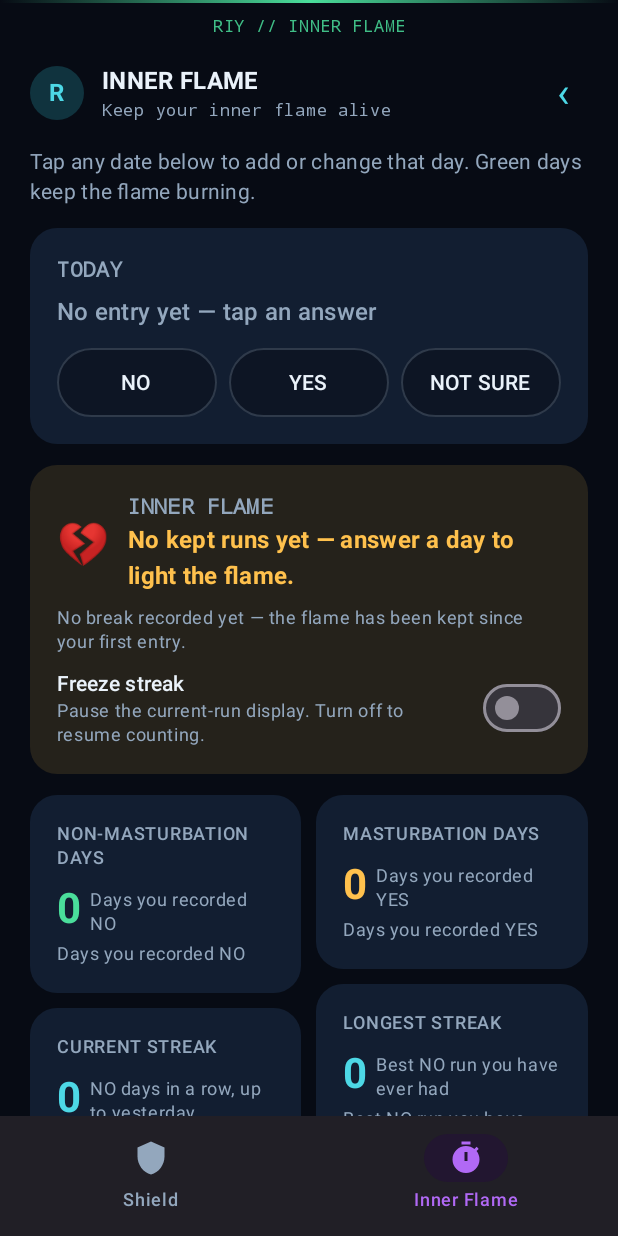
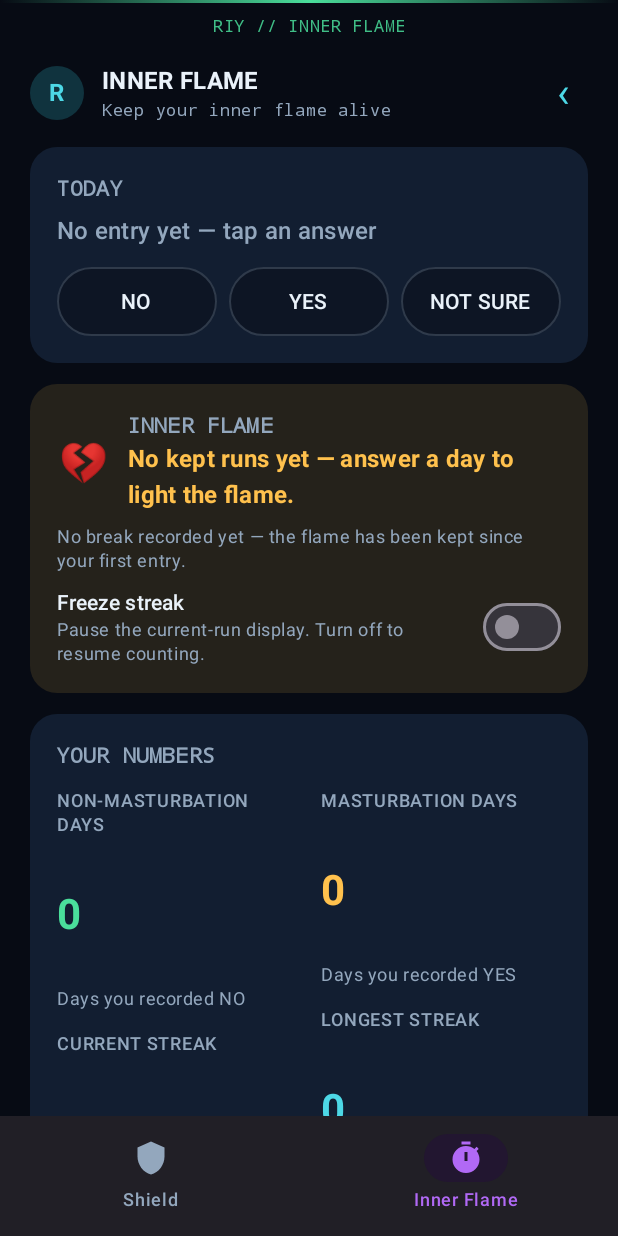
Before and after one commit to vishal507c-spec/riy, an Android app built with Jetpack Compose: the screen it shows after launch (MainActivity), item 2 of the bottom bar chosen, on a phone screen of 412 x 824 dp. Run offline under Robolectric (Android 15) with nearby library versions, the phone set to English and light mode, and no system bars; pictures from the network do not load; 2 statements that could not run were skipped.

Commit message:
v3.5.1: Inner Flame UX polish - grouped numbers card, chip insights, flame pulse, today ring

```diff
--- a/app/src/main/java/com/vishal/riy/ui/DesignSystem.kt
+++ b/app/src/main/java/com/vishal/riy/ui/DesignSystem.kt
@@ -108,14 +108,24 @@ fun StatusLine(label: String, detail: String, color: Color) {
 @Composable
 fun MetricTile(label: String, value: Int, caption: String, accent: Color) {
     SectionCard {
-        Text(text = label, style = typography.labelMedium, color = colorScheme.onSurfaceVariant)
-        Spacer(Modifier.height(8.dp))
-        Row(verticalAlignment = Alignment.Bottom) {
-            Text(text = value.toString(), style = typography.headlineMedium, fontWeight = FontWeight.Bold, color = accent)
-            Spacer(Modifier.width(6.dp))
-            Text(text = caption, style = typography.bodySmall, color = colorScheme.onSurfaceVariant)
-        }
-        Spacer(Modifier.height(4.dp))
-        Text(text = caption, style = typography.bodySmall, color = colorScheme.onSurfaceVariant)
+        MetricCell(label = label, value = value, caption = caption, accent = accent)
     }
 }
+
+/**
+ * Borderless metric cell — used inside a single grouped card so the dashboard
+ * shows four numbers as ONE calm surface instead of four competing cards.
+ */
+@Composable
+fun MetricCell(label: String, value: Int, caption: String, accent: Color) {
+    Text(text = label, style = typography.labelMedium, color = colorScheme.onSurfaceVariant)
+    Spacer(Modifier.height(6.dp))
+    Text(
+        text = value.toString(),
+        style = typography.headlineMedium,
+        fontWeight = FontWeight.Bold,
+        color = accent,
+    )
+    Spacer(Modifier.height(2.dp))
+    Text(text = caption, style = typography.bodySmall, color = colorScheme.onSurfaceVariant)
+}
--- a/app/src/main/java/com/vishal/riy/ui/TrackerScreen.kt
+++ b/app/src/main/java/com/vishal/riy/ui/TrackerScreen.kt
@@ -1,9 +1,16 @@
 package com.vishal.riy.ui
 
+import androidx.compose.animation.animateColorAsState
+import androidx.compose.animation.core.RepeatMode
+import androidx.compose.animation.core.animateFloat
+import androidx.compose.animation.core.infiniteRepeatable
+import androidx.compose.animation.core.rememberInfiniteTransition
+import androidx.compose.animation.core.tween
 import androidx.compose.foundation.Canvas
 import androidx.compose.foundation.background
 import androidx.compose.foundation.border
 import androidx.compose.foundation.clickable
+import androidx.compose.foundation.horizontalScroll
 import androidx.compose.foundation.layout.Arrangement
 import androidx.compose.foundation.layout.Box
 import androidx.compose.foundation.layout.Column
@@ -29,6 +36,7 @@ import androidx.compose.material3.Text
 import androidx.compose.material3.TextButton
 import androidx.compose.runtime.Composable
 import androidx.compose.runtime.LaunchedEffect
+import androidx.compose.runtime.getValue
 import androidx.compose.runtime.mutableStateOf
 import androidx.compose.runtime.remember
 import androidx.compose.ui.Alignment
@@ -36,6 +44,7 @@ import androidx.compose.ui.Modifier
 import androidx.compose.ui.geometry.Offset
 import androidx.compose.ui.geometry.Size
 import androidx.compose.ui.graphics.Color
+import androidx.compose.ui.graphics.graphicsLayer
 import androidx.compose.ui.res.stringResource
 import androidx.compose.ui.text.font.FontWeight
 import androidx.compose.ui.text.style.TextAlign
@@ -45,6 +54,7 @@ import com.vishal.riy.tracker.FlameSegment
 import com.vishal.riy.tracker.InsightTone
 import com.vishal.riy.tracker.TrackerCalendarDay
 import com.vishal.riy.tracker.TrackerDates
+import com.vishal.riy.tracker.TrackerInsight
 import com.vishal.riy.tracker.TrackerInsights
 import com.vishal.riy.tracker.TrackerStats
 import com.vishal.riy.tracker.TrackerStatus
@@ -111,12 +121,6 @@ fun TrackerScreen(
                 },
             )
 
-            Text(
-                text = stringResource(R.string.tracker_subtitle),
-                style = typography.bodyMedium,
-                color = colorScheme.onSurfaceVariant,
-            )
-
             state.savedConfirmation?.let {
                 LaunchedEffect(it) {
                     kotlinx.coroutines.delay(2_500)
@@ -132,35 +136,39 @@ fun TrackerScreen(
                 onSetFreeze = onSetStreakFreeze,
             )
 
-            // Four real numbers in a balanced 2x2 grid.
-            Row(modifier = Modifier.fillMaxWidth(), horizontalArrangement = Arrangement.spacedBy(10.dp)) {
-                Column(modifier = Modifier.weight(1f), verticalArrangement = Arrangement.spacedBy(10.dp)) {
-                    MetricTile(
+            // Four real numbers as ONE calm surface — one card, not four.
+            SectionCard {
+                SectionLabel(stringResource(R.string.tracker_numbers_title))
+                Spacer(Modifier.height(12.dp))
+                Row(modifier = Modifier.fillMaxWidth(), horizontalArrangement = Arrangement.spacedBy(16.dp)) {
+                    Column(modifier = Modifier.weight(1f), verticalArrangement = Arrangement.spacedBy(14.dp)) {
+                        MetricCell(
                             label = stringResource(R.string.tracker_stat_no_days),
                             value = state.stats.noDays,
                             caption = stringResource(R.string.tracker_hint_no),
                             accent = SciFiColors.GoGreen,
                         )
-                    MetricTile(
+                        MetricCell(
                             label = stringResource(R.string.tracker_stat_current_streak),
                             value = state.stats.currentStreak,
                             caption = stringResource(R.string.tracker_hint_current_streak),
                             accent = SciFiColors.NeonCyan,
                         )
                     }
-                Column(modifier = Modifier.weight(1f), verticalArrangement = Arrangement.spacedBy(10.dp)) {
-                    MetricTile(
+                    Column(modifier = Modifier.weight(1f), verticalArrangement = Arrangement.spacedBy(14.dp)) {
+                        MetricCell(
                             label = stringResource(R.string.tracker_stat_yes_days),
                             value = state.stats.yesDays,
                             caption = stringResource(R.string.tracker_hint_yes),
                             accent = SciFiColors.SolarAmber,
                         )
-                    MetricTile(
+                        MetricCell(
                             label = stringResource(R.string.tracker_stat_longest_streak),
                             value = state.stats.longestStreak,
                             caption = stringResource(R.string.tracker_hint_longest_streak),
                             accent = SciFiColors.NeonCyan,
                         )
+                    }
                 }
             }
 
@@ -354,12 +362,36 @@ private fun FlameCard(
 ) {
     val tz = TimeZone.getDefault()
     val alive = stats.currentStreak > 0
-    val container = if (alive) SciFiColors.GoGreen.copy(alpha = 0.12f) else SciFiColors.SolarAmber.copy(alpha = 0.12f)
+    // Smoothly animate the flame's mood so a break or a repair feels like a
+    // state change, not a jump cut.
+    val accent by animateColorAsState(
+        targetValue = if (alive) SciFiColors.GoGreen else SciFiColors.SolarAmber,
+        animationSpec = tween(450),
+        label = "flameAccent",
+    )
+    val container by animateColorAsState(
+        targetValue = if (alive) SciFiColors.GoGreen.copy(alpha = 0.12f)
+        else SciFiColors.SolarAmber.copy(alpha = 0.12f),
+        animationSpec = tween(450),
+        label = "flameContainer",
+    )
+    // A living flame breathes; a broken one still.
+    val infinite = rememberInfiniteTransition(label = "flamePulse")
+    val pulse by infinite.animateFloat(
+        initialValue = 0.94f,
+        targetValue = if (alive) 1.10f else 0.94f,
+        animationSpec = infiniteRepeatable(tween(900), RepeatMode.Reverse),
+        label = "flameScale",
+    )
     SectionCard(container = container) {
         Row(verticalAlignment = Alignment.CenterVertically) {
             Text(
                 text = if (alive) "🔥" else "💔",
                 style = typography.headlineMedium,
+                modifier = Modifier.graphicsLayer {
+                    scaleX = pulse
+                    scaleY = pulse
+                },
             )
             Spacer(Modifier.width(12.dp))
             Column {
@@ -383,7 +415,7 @@ private fun FlameCard(
                     },
                     style = typography.titleMedium,
                     fontWeight = FontWeight.Bold,
-                    color = if (alive) SciFiColors.GoGreen else SciFiColors.SolarAmber,
+                    color = accent,
                 )
             }
         }
@@ -518,6 +550,13 @@ private fun CalendarSection(
 
         Spacer(Modifier.height(14.dp))
         BulkActions(onBulkMark = onBulkMark, onClearMonth = onClearMonth)
+
+        Spacer(Modifier.height(12.dp))
+        Text(
+            text = stringResource(R.string.tracker_legend),
+            style = typography.bodySmall,
+            color = colorScheme.onSurfaceVariant,
+        )
     }
 }
 
@@ -633,13 +672,19 @@ private fun RowScope.DayCell(day: TrackerCalendarDay, onClick: () -> Unit) {
         TrackerStatus.UNKNOWN -> SciFiColors.Telemetry to SciFiColors.Telemetry
         null -> Color(0xFF16232F) to Color(0xFF1E3242)
     }
+    // Today gets a bright ring so "where am I in the month" is instant.
+    val ring = if (day.isToday) SciFiColors.NeonCyan else border
     Box(
         modifier = Modifier
             .weight(1f)
             .aspectRatio(1f)
             .padding(3.dp)
             .background(tint.copy(alpha = if (day.status == null) 0.55f else 0.20f), CircleShape)
-            .border(1.dp, border.copy(alpha = 0.8f), CircleShape)
+            .border(
+                if (day.isToday) 2.dp else 1.dp,
+                ring.copy(alpha = if (day.isToday) 1f else 0.8f),
+                CircleShape,
+            )
             .clickable(onClick = onClick),
         contentAlignment = Alignment.Center,
     ) {
@@ -693,17 +738,50 @@ private fun TrendAndInsights(state: TrackerUiState) {
             )
             Spacer(Modifier.height(6.dp))
             TrendChart(statuses = recent + state.todayStatus)
-            Spacer(Modifier.height(14.dp))
+            Spacer(Modifier.height(4.dp))
+            TrendChartLabels()
+            Spacer(Modifier.height(12.dp))
         }
 
         val insights = TrackerInsights.all(state.stats, recent, state.todayStatus)
-        insights.chunked(2).forEach { pair ->
+        Spacer(Modifier.height(4.dp))
+        // One swipeable row instead of five stacked rows: the same honest
+        // numbers, far less vertical noise.
         Row(
-                modifier = Modifier.fillMaxWidth(),
-                horizontalArrangement = Arrangement.spacedBy(10.dp),
+            modifier = Modifier
+                .fillMaxWidth()
+                .horizontalScroll(rememberScrollState()),
+            horizontalArrangement = Arrangement.spacedBy(8.dp),
         ) {
-                pair.forEach { insight ->
-                    Column(modifier = Modifier.weight(1f)) {
+            insights.forEach { insight ->
+                InsightChip(insight = insight)
+            }
+        }
+
+        if (state.stats.unrecordedDays > 0) {
+            Spacer(Modifier.height(12.dp))
+            Text(
+                text = stringResource(R.string.tracker_unrecorded_note, state.stats.unrecordedDays),
+                style = typography.bodySmall,
+                color = colorScheme.onSurfaceVariant,
+            )
+        }
+    }
+}
+
+@Composable
+private fun InsightChip(insight: TrackerInsight) {
+    val valueColor = when (insight.tone) {
+        InsightTone.GOOD -> SciFiColors.GoGreen
+        InsightTone.NEUTRAL -> SciFiColors.SolarAmber
+        InsightTone.QUIET -> colorScheme.onSurface
+    }
+    Column(
+        modifier = Modifier
+            .background(colorScheme.surface, AppUI.PillRadius)
+            .border(1.dp, colorScheme.onSurfaceVariant.copy(alpha = 0.25f), AppUI.PillRadius)
+            .padding(horizontal = 14.dp, vertical = 10.dp),
+    ) {
         Text(
             text = stringResource(insight.labelRes),
             style = typography.labelSmall,
@@ -713,32 +791,7 @@ private fun TrendAndInsights(state: TrackerUiState) {
             text = insight.value,
             style = typography.titleMedium,
             fontWeight = FontWeight.Bold,
-                            color = when (insight.tone) {
-                                InsightTone.GOOD -> SciFiColors.GoGreen
-                                InsightTone.NEUTRAL -> SciFiColors.SolarAmber
-                                InsightTone.QUIET -> colorScheme.onSurface
-                            },
-                        )
-                        Spacer(Modifier.height(8.dp))
-                    }
-                }
-            }
-        }
-
-        if (state.stats.unrecordedDays > 0) {
-            Spacer(Modifier.height(4.dp))
-            Text(
-                text = stringResource(R.string.tracker_unrecorded_note, state.stats.unrecordedDays),
-                style = typography.bodySmall,
-                color = colorScheme.onSurfaceVariant,
-            )
-        }
-
-        Spacer(Modifier.height(6.dp))
-        Text(
-            text = stringResource(R.string.tracker_legend),
-            style = typography.bodySmall,
-            color = colorScheme.onSurfaceVariant,
+            color = valueColor,
         )
     }
 }
@@ -765,6 +818,29 @@ private fun TrendChart(statuses: List<TrackerStatus?>) {
                 size = Size(barWidth * 0.72f, size.height),
             )
         }
+        // Faint baseline so unrecorded days read as "empty", not as bars.
+        drawRect(
+            color = Color.White.copy(alpha = 0.10f),
+            topLeft = Offset(0f, size.height - 2f),
+            size = Size(size.width, 2f),
+        )
+    }
+}
+
+/** Where the strip starts and ends — removes all guesswork from the chart. */
+@Composable
+private fun TrendChartLabels() {
+    Row(modifier = Modifier.fillMaxWidth(), horizontalArrangement = Arrangement.SpaceBetween) {
+        Text(
+            text = stringResource(R.string.tracker_trend_start),
+            style = typography.labelSmall,
+            color = colorScheme.onSurfaceVariant,
+        )
+        Text(
+            text = stringResource(R.string.tracker_trend_end),
+            style = typography.labelSmall,
+            color = colorScheme.onSurfaceVariant,
+        )
     }
 }
 
--- a/app/src/main/res/values/strings.xml
+++ b/app/src/main/res/values/strings.xml
@@ -181,6 +181,9 @@
     <string name="tracker_stat_no_days">NON-MASTURBATION DAYS</string>
     <string name="tracker_stat_current_streak">CURRENT STREAK</string>
     <string name="tracker_stat_longest_streak">LONGEST STREAK</string>
+    <string name="tracker_numbers_title">YOUR NUMBERS</string>
+    <string name="tracker_trend_start">15 days ago</string>
+    <string name="tracker_trend_end">Today</string>
     <string name="tracker_unrecorded_note">%1$d day(s) in this period have no entry. They are not counted as either kind of day.</string>
 
     <string name="tracker_calendar_header">MONTHLY CALENDAR</string>
```
Also changed, not shown: 1 other file. Lines whose indentation alone changed are shown as unchanged.
